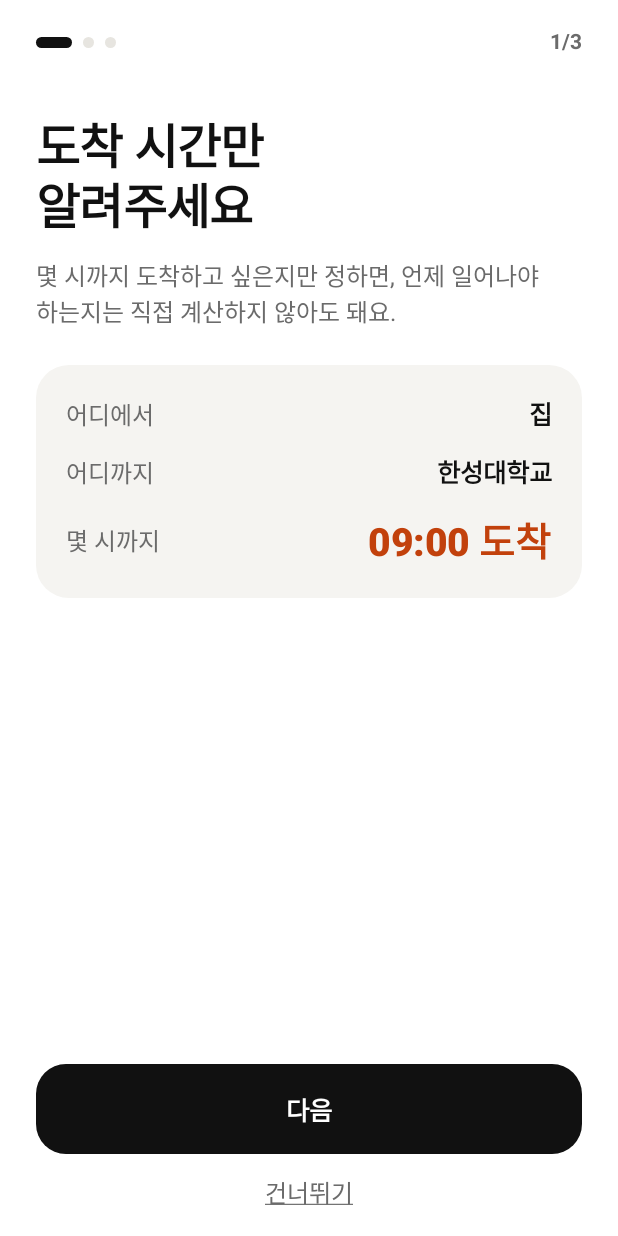
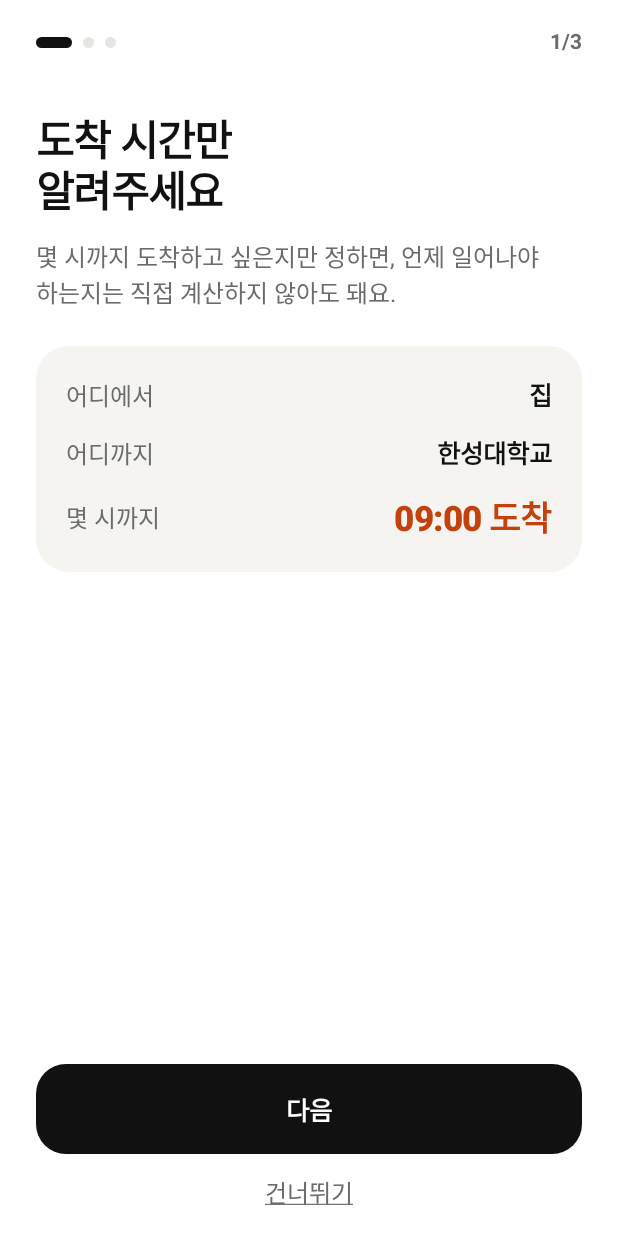
Before and after one commit to acylelli/Mobile-Programming, an Android app built with Jetpack Compose: the screen it shows after launch (MainActivity), on a phone screen of 412 x 824 dp. Run offline under Robolectric (Android 15) with nearby library versions, the phone set to English and light mode, and no system bars; our stand-ins replace Dagger/Hilt's generated code, Room's generated code; libraries missing offline, so code that uses them is left out: androidx.glance, androidx.glance.appwidget, com.kakao.vectormap; 2 statements that could not run were skipped.

Commit message:
큰 글자 크기 줄이기와 위젯 배경 3종 선택
- 화면의 큰 시각·숫자(display 64→48, 44→36)와 제목 크기를 한 단계씩 줄이고 알람 화면 시각도 104→88
- 위젯 배경: 설정 > 화면 > 위젯 배경에서 기본(오렌지)·새벽·나이트 그라데이션 중 선택, 고르면 위젯이 바로 다시 그려짐
- 위젯 글자는 배경에 맞춘 밝은 색, 교통 상태 줄은 테마 강조색
- README 위젯 배경 이미지 추가

```diff
--- a/app/src/main/java/com/example/routealarm/RouteAlarmApplication.kt
+++ b/app/src/main/java/com/example/routealarm/RouteAlarmApplication.kt
@@ -5,6 +5,7 @@ import androidx.hilt.work.HiltWorkerFactory
 import androidx.work.Configuration
 import com.example.routealarm.alarm.notification.AlarmNotifications
 import com.example.routealarm.core.common.ApplicationScope
+import com.example.routealarm.domain.repository.PreferencesRepository
 import com.example.routealarm.domain.repository.ScheduleRepository
 import com.example.routealarm.presentation.schedule.detail.KakaoMapSupport
 import com.example.routealarm.presentation.widget.WidgetUpdater
@@ -18,6 +19,7 @@ class RouteAlarmApplication : Application(), Configuration.Provider {
     @Inject lateinit var workerFactory: HiltWorkerFactory
     @Inject lateinit var notifications: AlarmNotifications
     @Inject lateinit var scheduleRepository: ScheduleRepository
+    @Inject lateinit var preferencesRepository: PreferencesRepository
     @Inject @ApplicationScope lateinit var appScope: CoroutineScope
 
     /** Worker 에 Hilt 주입을 하기 위해 WorkManager 를 수동 초기화한다(Manifest 에서 기본 초기화 제거). */
@@ -28,6 +30,6 @@ class RouteAlarmApplication : Application(), Configuration.Provider {
         super.onCreate()
         notifications.createChannels()
         KakaoMapSupport.init(this)
-        WidgetUpdater.start(this, appScope, scheduleRepository)
+        WidgetUpdater.start(this, appScope, scheduleRepository, preferencesRepository)
     }
 }
--- a/app/src/main/java/com/example/routealarm/core/designsystem/theme/Type.kt
+++ b/app/src/main/java/com/example/routealarm/core/designsystem/theme/Type.kt
@@ -16,12 +16,12 @@ private val Default = FontFamily.Default
 private const val TABULAR = "tnum"
 
 val AppTypography = Typography(
-    displayLarge = TextStyle(fontFamily = Default, fontWeight = FontWeight.Black, fontSize = 64.sp, lineHeight = 68.sp, letterSpacing = (-2).sp, fontFeatureSettings = TABULAR),
-    displayMedium = TextStyle(fontFamily = Default, fontWeight = FontWeight.Black, fontSize = 44.sp, lineHeight = 48.sp, letterSpacing = (-1.5).sp, fontFeatureSettings = TABULAR),
-    displaySmall = TextStyle(fontFamily = Default, fontWeight = FontWeight.ExtraBold, fontSize = 30.sp, lineHeight = 40.sp, letterSpacing = (-0.5).sp),
-    headlineLarge = TextStyle(fontFamily = Default, fontWeight = FontWeight.ExtraBold, fontSize = 30.sp, lineHeight = 40.sp, letterSpacing = (-0.5).sp),
-    headlineMedium = TextStyle(fontFamily = Default, fontWeight = FontWeight.ExtraBold, fontSize = 26.sp, lineHeight = 34.sp, letterSpacing = (-0.3).sp),
-    headlineSmall = TextStyle(fontFamily = Default, fontWeight = FontWeight.Bold, fontSize = 22.sp, lineHeight = 30.sp),
+    displayLarge = TextStyle(fontFamily = Default, fontWeight = FontWeight.Black, fontSize = 48.sp, lineHeight = 54.sp, letterSpacing = (-1.5).sp, fontFeatureSettings = TABULAR),
+    displayMedium = TextStyle(fontFamily = Default, fontWeight = FontWeight.Black, fontSize = 36.sp, lineHeight = 42.sp, letterSpacing = (-1).sp, fontFeatureSettings = TABULAR),
+    displaySmall = TextStyle(fontFamily = Default, fontWeight = FontWeight.ExtraBold, fontSize = 27.sp, lineHeight = 36.sp, letterSpacing = (-0.5).sp),
+    headlineLarge = TextStyle(fontFamily = Default, fontWeight = FontWeight.ExtraBold, fontSize = 26.sp, lineHeight = 34.sp, letterSpacing = (-0.5).sp),
+    headlineMedium = TextStyle(fontFamily = Default, fontWeight = FontWeight.ExtraBold, fontSize = 23.sp, lineHeight = 31.sp, letterSpacing = (-0.3).sp),
+    headlineSmall = TextStyle(fontFamily = Default, fontWeight = FontWeight.Bold, fontSize = 20.sp, lineHeight = 27.sp),
     titleLarge = TextStyle(fontFamily = Default, fontWeight = FontWeight.Bold, fontSize = 20.sp, lineHeight = 28.sp),
     titleMedium = TextStyle(fontFamily = Default, fontWeight = FontWeight.Bold, fontSize = 17.sp, lineHeight = 24.sp),
     titleSmall = TextStyle(fontFamily = Default, fontWeight = FontWeight.Bold, fontSize = 14.sp, lineHeight = 20.sp),
@@ -36,7 +36,7 @@ val AppTypography = Typography(
 /** Material3 역할에 맞지 않는 화면 전용 글자 스타일 */
 object AppType {
     /** 알람 화면의 현재 시각 */
-    val RingTime = TextStyle(fontFamily = Default, fontWeight = FontWeight.Black, fontSize = 104.sp, lineHeight = 108.sp, letterSpacing = (-4).sp, fontFeatureSettings = TABULAR)
+    val RingTime = TextStyle(fontFamily = Default, fontWeight = FontWeight.Black, fontSize = 88.sp, lineHeight = 92.sp, letterSpacing = (-3).sp, fontFeatureSettings = TABULAR)
 
     /** 경로 타임라인의 지점 시각 */
     val NodeTime = TextStyle(fontFamily = Default, fontWeight = FontWeight.ExtraBold, fontSize = 18.sp, lineHeight = 24.sp, letterSpacing = (-0.5).sp, fontFeatureSettings = TABULAR)
--- a/app/src/main/java/com/example/routealarm/data/local/datastore/DataStorePreferencesRepository.kt
+++ b/app/src/main/java/com/example/routealarm/data/local/datastore/DataStorePreferencesRepository.kt
@@ -44,6 +44,7 @@ class DataStorePreferencesRepository @Inject constructor(
         val WEATHER_ADJUSTMENT = booleanPreferencesKey("weather_adjustment")
         val SNOOZE = intPreferencesKey("snooze_minutes")
         val COLOR_THEME = stringPreferencesKey("color_theme")
+        val WIDGET_THEME = stringPreferencesKey("widget_theme")
         val PAYWALL_PROMPT_DAY = longPreferencesKey("paywall_prompt_epoch_day")
         val ONBOARDING_DONE = booleanPreferencesKey("onboarding_completed")
     }
@@ -69,6 +70,7 @@ class DataStorePreferencesRepository @Inject constructor(
         weatherAdjustment = this[Keys.WEATHER_ADJUSTMENT] ?: true,
         snoozeMinutes = this[Keys.SNOOZE] ?: UserPreferences.DEFAULT_SNOOZE_MINUTES,
         colorTheme = enumValueOrDefault(this[Keys.COLOR_THEME] ?: "", ColorTheme.DEFAULT),
+        widgetTheme = enumValueOrDefault(this[Keys.WIDGET_THEME] ?: "", ColorTheme.DEFAULT),
         lastPaywallPromptEpochDay = this[Keys.PAYWALL_PROMPT_DAY],
         onboardingCompleted = this[Keys.ONBOARDING_DONE] ?: false,
     )
@@ -95,6 +97,7 @@ class DataStorePreferencesRepository @Inject constructor(
     override suspend fun setWeatherAdjustment(enabled: Boolean) = set(Keys.WEATHER_ADJUSTMENT, enabled)
     override suspend fun setSnoozeMinutes(minutes: Int) = set(Keys.SNOOZE, minutes)
     override suspend fun setColorTheme(theme: ColorTheme) = set(Keys.COLOR_THEME, theme.name)
+    override suspend fun setWidgetTheme(theme: ColorTheme) = set(Keys.WIDGET_THEME, theme.name)
     override suspend fun setLastPaywallPromptDay(epochDay: Long) = set(Keys.PAYWALL_PROMPT_DAY, epochDay)
     override suspend fun setOnboardingCompleted() = set(Keys.ONBOARDING_DONE, true)
 }
--- a/app/src/main/java/com/example/routealarm/domain/model/UserPreferences.kt
+++ b/app/src/main/java/com/example/routealarm/domain/model/UserPreferences.kt
@@ -40,6 +40,8 @@ data class UserPreferences(
     val weatherAdjustment: Boolean = true,
     val snoozeMinutes: Int = DEFAULT_SNOOZE_MINUTES,
     val colorTheme: ColorTheme = ColorTheme.DEFAULT,
+    /** 홈 화면 위젯 배경. 앱 테마와 따로 고른다. */
+    val widgetTheme: ColorTheme = ColorTheme.DEFAULT,
     /** 일정 한도 때문에 페이월을 자동으로 띄운 마지막 날(epoch day). 같은 날 반복 노출하지 않기 위함 */
     val lastPaywallPromptEpochDay: Long? = null,
     val onboardingCompleted: Boolean = false,
--- a/app/src/main/java/com/example/routealarm/domain/repository/PreferencesRepository.kt
+++ b/app/src/main/java/com/example/routealarm/domain/repository/PreferencesRepository.kt
@@ -22,6 +22,7 @@ interface PreferencesRepository {
     suspend fun setWeatherAdjustment(enabled: Boolean)
     suspend fun setSnoozeMinutes(minutes: Int)
     suspend fun setColorTheme(theme: ColorTheme)
+    suspend fun setWidgetTheme(theme: ColorTheme)
     suspend fun setLastPaywallPromptDay(epochDay: Long)
     suspend fun setOnboardingCompleted()
 }
--- a/app/src/main/java/com/example/routealarm/presentation/settings/SettingsViewModel.kt
+++ b/app/src/main/java/com/example/routealarm/presentation/settings/SettingsViewModel.kt
@@ -5,6 +5,7 @@ import androidx.lifecycle.viewModelScope
 import com.example.routealarm.BuildConfig
 import com.example.routealarm.core.util.TimeProvider
 import com.example.routealarm.domain.model.AlarmSound
+import com.example.routealarm.domain.model.ColorTheme
 import com.example.routealarm.domain.model.Entitlement
 import com.example.routealarm.domain.model.MetricsSummary
 import com.example.routealarm.domain.model.UserPreferences
@@ -83,6 +84,7 @@ class SettingsViewModel @Inject constructor(
     fun setCustomSound(uri: String, title: String?) = launch { preferencesRepository.setCustomSound(uri, title) }
     fun setAlarmVolume(percent: Int) = launch { preferencesRepository.setAlarmVolume(percent) }
     fun setGradualVolume(enabled: Boolean) = launch { preferencesRepository.setGradualVolume(enabled) }
+    fun setWidgetTheme(theme: ColorTheme) = launch { preferencesRepository.setWidgetTheme(theme) }
     fun setWeatherAdjustment(enabled: Boolean) = launch { preferencesRepository.setWeatherAdjustment(enabled) }
     fun setSnoozeMinutes(minutes: Int) = launch { preferencesRepository.setSnoozeMinutes(minutes) }
 
--- a/app/src/main/java/com/example/routealarm/presentation/widget/WidgetUpdater.kt
+++ b/app/src/main/java/com/example/routealarm/presentation/widget/WidgetUpdater.kt
@@ -2,6 +2,7 @@ package com.example.routealarm.presentation.widget
 
 import android.content.Context
 import androidx.glance.appwidget.updateAll
+import com.example.routealarm.domain.repository.PreferencesRepository
 import com.example.routealarm.domain.repository.ScheduleRepository
 import kotlinx.coroutines.CoroutineScope
 import kotlinx.coroutines.FlowPreview
@@ -16,7 +17,14 @@ import kotlinx.coroutines.launch
  */
 object WidgetUpdater {
     @OptIn(FlowPreview::class)
-    fun start(context: Context, scope: CoroutineScope, scheduleRepository: ScheduleRepository) {
+    fun start(context: Context, scope: CoroutineScope, scheduleRepository: ScheduleRepository, preferencesRepository: PreferencesRepository) {
+        // 위젯 배경을 바꾸면 바로 다시 그린다.
+        scope.launch {
+            preferencesRepository.preferences
+                .map { it.widgetTheme }
+                .distinctUntilChanged()
+                .collect { runCatching { NextAlarmWidget().updateAll(context) } }
+        }
         scope.launch {
             scheduleRepository.observeSchedules()
                 .map { list -> list.map { Triple(it.id, it.enabled, it.plan?.let { p -> p.wakeUp to p.delayMinutes }) to it.title } }
--- /dev/null
+++ b/app/src/main/res/drawable/widget_bg_dawn.xml
@@ -0,0 +1,6 @@
+<?xml version="1.0" encoding="utf-8"?>
+<!-- 위젯 배경: 새벽 테마. 남색 밤하늘에서 동틀 녘 보라·복숭아빛으로 -->
+<shape xmlns:android="http://schemas.android.com/apk/res/android" android:shape="rectangle">
+    <gradient android:angle="315" android:startColor="#FF1B2140" android:centerColor="#FF3D3566" android:endColor="#FF8E5E72" android:type="linear" />
+    <corners android:radius="22dp" />
+</shape>
--- /dev/null
+++ b/app/src/main/res/drawable/widget_bg_default.xml
@@ -0,0 +1,6 @@
+<?xml version="1.0" encoding="utf-8"?>
+<!-- 위젯 배경: 기본(오렌지) 테마. 밝은 오렌지에서 진한 오렌지로 -->
+<shape xmlns:android="http://schemas.android.com/apk/res/android" android:shape="rectangle">
+    <gradient android:angle="315" android:startColor="#FFFF8A4C" android:endColor="#FFF0491A" android:type="linear" />
+    <corners android:radius="22dp" />
+</shape>
--- /dev/null
+++ b/app/src/main/res/drawable/widget_bg_night.xml
@@ -0,0 +1,6 @@
+<?xml version="1.0" encoding="utf-8"?>
+<!-- 위젯 배경: 나이트 테마. 깊은 밤색 -->
+<shape xmlns:android="http://schemas.android.com/apk/res/android" android:shape="rectangle">
+    <gradient android:angle="315" android:startColor="#FF0B0F1C" android:endColor="#FF1F2942" android:type="linear" />
+    <corners android:radius="22dp" />
+</shape>
--- a/app/src/main/res/values/strings.xml
+++ b/app/src/main/res/values/strings.xml
@@ -454,6 +454,7 @@
     <string name="settings_calendar">캘린더 연동</string>
     <string name="settings_section_display">화면</string>
     <string name="settings_theme">테마</string>
+    <string name="settings_widget_theme">위젯 배경</string>
     <string name="settings_section_subscription">구독</string>
     <string name="settings_group_pass">단체 이용권 코드 입력</string>
     <string name="settings_group_pass_value">학교, 기업</string>
```
Also changed, not shown: app/src/main/java/com/example/routealarm/presentation/settings/SettingsScreen.kt (+15 -1 lines), app/src/main/java/com/example/routealarm/presentation/widget/NextAlarmWidget.kt (+43 -14 lines), 3 other files.
